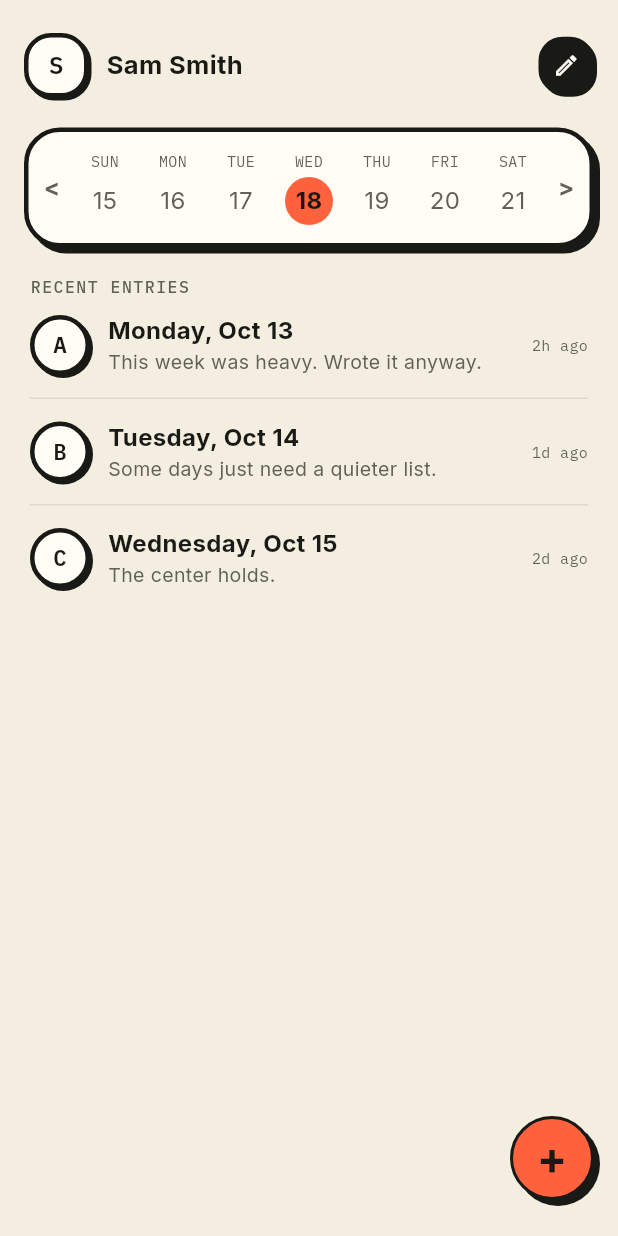
After one commit to Swift2007/Kyou, a Flutter app: the HomeDashboardScreen screen opened directly, on a phone screen of 412 x 824 dp. The commit adds this screen. Run offline on Flutter 3.47's test engine with Material 3 defaults, Android fonts, the phone set to English and light mode, and no system bars; our stand-ins replace dio, flutter_riverpod, flutter_svg, go_router, google_fonts, supabase_flutter; accounts and stored records are empty.

Commit message:
Created the homeScreen

```diff
--- a/frontend/lib/core/router.dart
+++ b/frontend/lib/core/router.dart
@@ -8,6 +8,7 @@ import '../features/auth/signup_screen.dart';
 import '../features/entries/entries_list_screen.dart';
 import '../features/entries/entry.dart';
 import '../features/entries/entry_editor_screen.dart';
+import '../features/home/home_dashboard_screen.dart';
 import '../features/onboarding/onboarding_flow_screen.dart';
 import '../features/welcome/journal_welcome_screen.dart';
 
@@ -30,7 +31,7 @@ final routerProvider = Provider<GoRouter>((ref) {
       // New accounts are routed to /onboarding after signup; keep /signup reachable
       // so that navigation can complete before/alongside auth-state refresh.
       if (isLoggedIn && (location == '/welcome' || location == '/login')) {
-        return '/entries';
+        return '/home';
       }
       return null;
     },
@@ -47,11 +48,12 @@ final routerProvider = Provider<GoRouter>((ref) {
       GoRoute(
         path: '/onboarding',
         builder: (context, state) => OnboardingFlowScreen(
-          onGetStarted: () => context.go('/entries'),
-          onSkipped: () => context.go('/entries'),
-          onFinished: () => context.go('/entries'),
+          onGetStarted: () => context.go('/home'),
+          onSkipped: () => context.go('/home'),
+          onFinished: () => context.go('/home'),
         ),
       ),
+      GoRoute(path: '/home', builder: (context, state) => const HomeDashboardScreen()),
       GoRoute(path: '/entries', builder: (context, state) => const EntriesListScreen()),
       GoRoute(
         path: '/entries/new',
--- /dev/null
+++ b/frontend/lib/features/home/home_dashboard_screen.dart
@@ -0,0 +1,554 @@
+// Responsibility: Renders the Home screen dashboard matching the OpenPencil Home UI prototype.
+import 'package:flutter/material.dart';
+import 'package:flutter_riverpod/flutter_riverpod.dart';
+import 'package:go_router/go_router.dart';
+import 'package:google_fonts/google_fonts.dart';
+
+import '../auth/auth_viewmodel.dart';
+
+class HomeDashboardScreen extends ConsumerWidget {
+  const HomeDashboardScreen({super.key});
+
+  static const _bg = Color(0xFFF3EEDF);
+  static const _ink = Color(0xFF191916);
+  static const _muted = Color(0xFF625F55);
+  static const _accent = Color(0xFFFF623C);
+
+  @override
+  Widget build(BuildContext context, WidgetRef ref) {
+    return Scaffold(
+      backgroundColor: _bg,
+      body: SafeArea(
+        bottom: false,
+        child: Stack(
+          children: [
+            Column(
+              children: [
+                const SizedBox(height: 12),
+                const _AppBar(),
+                const SizedBox(height: 10),
+                const _CalendarCard(),
+                const SizedBox(height: 18),
+                Padding(
+                  padding: const EdgeInsets.symmetric(horizontal: 20),
+                  child: Align(
+                    alignment: Alignment.centerLeft,
+                    child: Text(
+                      'RECENT ENTRIES',
+                      style: GoogleFonts.ibmPlexMono(
+                        fontSize: 11,
+                        fontWeight: FontWeight.w500,
+                        color: _muted,
+                        letterSpacing: 1,
+                      ),
+                    ),
+                  ),
+                ),
+                const SizedBox(height: 10),
+                const _EntryRow(
+                  initial: 'A',
+                  title: 'Monday, Oct 13',
+                  subtitle: 'This week was heavy. Wrote it anyway.',
+                  time: '2h ago',
+                ),
+                const _Divider(),
+                const _EntryRow(
+                  initial: 'B',
+                  title: 'Tuesday, Oct 14',
+                  subtitle: 'Some days just need a quieter list.',
+                  time: '1d ago',
+                ),
+                const _Divider(),
+                const _EntryRow(
+                  initial: 'C',
+                  title: 'Wednesday, Oct 15',
+                  subtitle: 'The center holds.',
+                  time: '2d ago',
+                ),
+                const Spacer(),
+              ],
+            ),
+            Positioned(
+              right: 16,
+              bottom: 24,
+              child: GestureDetector(
+                onTap: () => context.push('/entries/new'),
+                child: Container(
+                  width: 56,
+                  height: 56,
+                  decoration: BoxDecoration(
+                    color: _accent,
+                    shape: BoxShape.circle,
+                    boxShadow: const [
+                      BoxShadow(
+                        color: _ink,
+                        offset: Offset(4, 4),
+                        blurRadius: 0,
+                      ),
+                    ],
+                    border: Border.all(color: _ink, width: 2),
+                  ),
+                  child: Center(
+                    child: Text(
+                      '+',
+                      style: GoogleFonts.inter(
+                        fontSize: 30,
+                        fontWeight: FontWeight.w700,
+                        color: _ink,
+                        height: 1,
+                      ),
+                    ),
+                  ),
+                ),
+              ),
+            ),
+          ],
+        ),
+      ),
+    );
+  }
+}
+
+class _StatusBar extends StatelessWidget {
+  const _StatusBar();
+
+  @override
+  Widget build(BuildContext context) {
+    return Padding(
+      padding: const EdgeInsets.symmetric(horizontal: 28, vertical: 6),
+      child: Row(
+        children: [
+          Text(
+            '9:41',
+            style: GoogleFonts.inter(
+              fontSize: 15,
+              fontWeight: FontWeight.w600,
+              color: const Color(0xFF191916),
+            ),
+          ),
+          const Spacer(),
+          Row(
+            children: [
+              _StatusIcon(path: 'assets/icons/signal.png'),
+              const SizedBox(width: 5),
+              _StatusIcon(path: 'assets/icons/wifi.png'),
+              const SizedBox(width: 5),
+              _StatusIcon(path: 'assets/icons/battery.png'),
+            ],
+          ),
+        ],
+      ),
+    );
+  }
+}
+
+class _StatusIcon extends StatelessWidget {
+  const _StatusIcon({required this.path});
+  final String path;
+
+  @override
+  Widget build(BuildContext context) {
+    // Fallback to simple shapes if assets not present
+    return SizedBox(
+      width: 18,
+      height: 18,
+      child: CustomPaint(
+        painter: _DotPainter(),
+      ),
+    );
+  }
+}
+
+class _DotPainter extends CustomPainter {
+  @override
+  void paint(Canvas canvas, Size size) {
+    final paint = Paint()..color = const Color(0xFF191916);
+    canvas.drawRect(Rect.fromLTWH(2, 3, 2, 2), paint);
+    canvas.drawRect(Rect.fromLTWH(6, 2, 2, 3), paint);
+    canvas.drawRect(Rect.fromLTWH(10, 1, 2, 4), paint);
+    canvas.drawRect(Rect.fromLTWH(14, 0, 2, 5), paint);
+  }
+
+  @override
+  bool shouldRepaint(covariant CustomPainter oldDelegate) => false;
+}
+
+class _AppBar extends ConsumerWidget {
+  const _AppBar();
+
+  @override
+  Widget build(BuildContext context, WidgetRef ref) {
+    return Padding(
+      padding: const EdgeInsets.symmetric(horizontal: 16, vertical: 10),
+      child: Row(
+        children: [
+          Container(
+            width: 43,
+            height: 43,
+            decoration: BoxDecoration(
+              color: const Color(0xFFFFFDF5),
+              borderRadius: BorderRadius.circular(18),
+              border: Border.all(color: const Color(0xFF191916), width: 3),
+              boxShadow: const [
+                BoxShadow(
+                  color: Color(0xFF191916),
+                  offset: Offset(2, 2),
+                  blurRadius: 0,
+                ),
+              ],
+            ),
+            child: Center(
+              child: Text(
+                'S',
+                style: GoogleFonts.ibmPlexMono(
+                  fontSize: 16,
+                  fontWeight: FontWeight.w600,
+                  color: const Color(0xFF191916),
+                ),
+              ),
+            ),
+          ),
+          const SizedBox(width: 12),
+          Text(
+            'Sam Smith',
+            style: GoogleFonts.inter(
+              fontSize: 17,
+              fontWeight: FontWeight.w700,
+              color: const Color(0xFF191916),
+            ),
+          ),
+          const Spacer(),
+          GestureDetector(
+            onTap: () => ref.read(authViewModelProvider.notifier).signOut(),
+            child: Container(
+              width: 37,
+              height: 38,
+              decoration: BoxDecoration(
+                color: const Color(0xFF191916),
+                borderRadius: BorderRadius.circular(16),
+                border: Border.all(color: const Color(0xFF191916), width: 2),
+                boxShadow: const [
+                  BoxShadow(
+                    color: Color(0xFF191916),
+                    offset: Offset(2, 2),
+                    blurRadius: 0,
+                  ),
+                ],
+              ),
+              child: const Icon(Icons.edit_outlined,
+                  color: Color(0xFFFFFDF5), size: 18),
+            ),
+          ),
+        ],
+      ),
+    );
+  }
+}
+
+class _CalendarCard extends StatelessWidget {
+  const _CalendarCard();
+
+  @override
+  Widget build(BuildContext context) {
+    return Padding(
+      padding: const EdgeInsets.symmetric(horizontal: 16),
+      child: Container(
+        height: 80,
+        decoration: BoxDecoration(
+          color: const Color(0xFFFFFDF5),
+          borderRadius: BorderRadius.circular(24),
+          border: Border.all(color: const Color(0xFF191916), width: 3),
+          boxShadow: const [
+            BoxShadow(
+              color: Color(0xFF191916),
+              offset: Offset(4, 4),
+              blurRadius: 0,
+            ),
+          ],
+        ),
+        child: Stack(
+          children: [
+            Padding(
+              padding: const EdgeInsets.symmetric(horizontal: 30, vertical: 12),
+              child: Column(
+                mainAxisAlignment: MainAxisAlignment.spaceBetween,
+                children: [
+                  Row(
+                    mainAxisAlignment: MainAxisAlignment.spaceBetween,
+                    children: [
+                      for (final d in ['SUN', 'MON', 'TUE', 'WED', 'THU', 'FRI', 'SAT'])
+                        SizedBox(
+                          width: 42,
+                          child: Text(
+                            d,
+                            textAlign: TextAlign.center,
+                            style: GoogleFonts.ibmPlexMono(
+                              fontSize: 10,
+                              color: const Color(0xFF625F55),
+                            ),
+                          ),
+                        ),
+                    ],
+                  ),
+                  Row(
+                    mainAxisAlignment: MainAxisAlignment.spaceBetween,
+                    children: [
+                      _CalDay('15'),
+                      _CalDay('16'),
+                      _CalDay('17'),
+                      _CalDay('18', isToday: true),
+                      _CalDay('19'),
+                      _CalDay('20'),
+                      _CalDay('21'),
+                    ],
+                  ),
+                ],
+              ),
+            ),
+            Positioned(
+              left: 10,
+              right: 10,
+              top: 0,
+              bottom: 0,
+              child: Row(
+                mainAxisAlignment: MainAxisAlignment.spaceBetween,
+                children: [
+                  Text('<',
+                      style: GoogleFonts.inter(
+                          fontSize: 16,
+                          fontWeight: FontWeight.w700,
+                          color: const Color(0xFF625F55))),
+                  Text('>',
+                      style: GoogleFonts.inter(
+                          fontSize: 16,
+                          fontWeight: FontWeight.w700,
+                          color: const Color(0xFF625F55))),
+                ],
+              ),
+            ),
+          ],
+        ),
+      ),
+    );
+  }
+}
+
+class _CalDay extends StatelessWidget {
+  const _CalDay(this.day, {this.isToday = false});
+  final String day;
+  final bool isToday;
+
+  @override
+  Widget build(BuildContext context) {
+    if (isToday) {
+      return SizedBox(
+        width: 42,
+        height: 32,
+        child: Stack(
+          alignment: Alignment.center,
+          children: [
+            Container(
+              width: 32,
+              height: 32,
+              decoration: const BoxDecoration(
+                color: Color(0xFFFF623C),
+                shape: BoxShape.circle,
+              ),
+            ),
+            Text(
+              day,
+              style: GoogleFonts.inter(
+                fontSize: 16,
+                fontWeight: FontWeight.w700,
+                color: const Color(0xFF191916),
+              ),
+            ),
+          ],
+        ),
+      );
+    }
+    return SizedBox(
+      width: 42,
+      child: Text(
+        day,
+        textAlign: TextAlign.center,
+        style: GoogleFonts.inter(
+          fontSize: 16,
+          color: const Color(0xFF625F55),
+        ),
+      ),
+    );
+  }
+}
+
+class _EntryRow extends StatelessWidget {
+  const _EntryRow({
+    required this.initial,
+    required this.title,
+    required this.subtitle,
+    required this.time,
+  });
+  final String initial;
+  final String title;
+  final String subtitle;
+  final String time;
+
+  @override
+  Widget build(BuildContext context) {
+    return Padding(
+      padding: const EdgeInsets.symmetric(horizontal: 20),
+      child: Row(
+        children: [
+          Container(
+            width: 40,
+            height: 40,
+            decoration: BoxDecoration(
+              color: const Color(0xFFFFFDF5),
+              shape: BoxShape.circle,
+              border: Border.all(color: const Color(0xFF191916), width: 3),
+              boxShadow: const [
+                BoxShadow(
+                  color: Color(0xFF191916),
+                  offset: Offset(2, 2),
+                  blurRadius: 0,
+                ),
+              ],
+            ),
+            child: Center(
+              child: Text(
+                initial,
+                style: GoogleFonts.ibmPlexMono(
+                  fontSize: 15,
+                  fontWeight: FontWeight.w600,
+                  color: const Color(0xFF191916),
+                ),
+              ),
+            ),
+          ),
+          const SizedBox(width: 12),
+          Expanded(
+            child: Column(
+              crossAxisAlignment: CrossAxisAlignment.start,
+              children: [
+                Text(
+                  title,
+                  style: GoogleFonts.inter(
+                    fontSize: 16,
+                    fontWeight: FontWeight.w700,
+                    color: const Color(0xFF191916),
+                  ),
+                ),
+                Text(
+                  subtitle,
+                  maxLines: 1,
+                  overflow: TextOverflow.ellipsis,
+                  style: GoogleFonts.inter(
+                    fontSize: 13,
+                    color: const Color(0xFF625F55),
+                  ),
+                ),
+              ],
+            ),
+          ),
+          const SizedBox(width: 8),
+          Text(
+            time,
+            style: GoogleFonts.ibmPlexMono(
+              fontSize: 10,
+              color: const Color(0xFF625F55),
+            ),
+          ),
+        ],
+      ),
+    );
+  }
+}
+
+class _Divider extends StatelessWidget {
+  const _Divider();
+
+  @override
+  Widget build(BuildContext context) {
+    return Padding(
+      padding: const EdgeInsets.symmetric(horizontal: 20, vertical: 14),
+      child: Container(
+        height: 1,
+        color: const Color(0xFF191916).withOpacity(0.1),
+      ),
+    );
+  }
+}
+
+class _BottomNav extends StatelessWidget {
+  const _BottomNav();
+
+  @override
+  Widget build(BuildContext context) {
+    return Container(
+      height: 60,
+      decoration: const BoxDecoration(
+        color: Color(0xFFFFFDF5),
+        border: Border(
+          top: BorderSide(color: Color(0xFF191916), width: 1),
+        ),
+      ),
+      child: Row(
+        mainAxisAlignment: MainAxisAlignment.spaceAround,
+        children: [
+          GestureDetector(
+            onTap: () => context.go('/home'),
+            child: _NavItem(label: 'Home', active: true, icon: Icons.home_outlined),
+          ),
+          GestureDetector(
+            onTap: () => context.go('/entries'),
+            child: _NavItem(label: 'Insights', active: false, icon: Icons.bar_chart_outlined),
+          ),
+          GestureDetector(
+            onTap: () => context.go('/entries'),
+            child: _NavItem(label: 'Journal', active: false, icon: Icons.book_outlined),
+          ),
+          GestureDetector(
+            onTap: () => context.go('/entries'),
+            child: _NavItem(label: 'Profile', active: false, icon: Icons.person_outline),
+          ),
+        ],
+      ),
+    );
+  }
+}
+
+class _NavItem extends StatelessWidget {
+  const _NavItem({required this.label, required this.active, required this.icon});
+  final String label;
+  final bool active;
+  final IconData icon;
+
+  @override
+  Widget build(BuildContext context) {
+    return Column(
+      mainAxisAlignment: MainAxisAlignment.center,
+      children: [
+        if (active)
+          Container(
+            width: 6,
+            height: 6,
+            margin: const EdgeInsets.only(bottom: 2),
+            decoration: const BoxDecoration(
+              color: Color(0xFFFF623C),
+              shape: BoxShape.circle,
+            ),
+          )
+        else
+          const SizedBox(height: 8),
+        Icon(icon, size: 22, color: const Color(0xFF625F55)),
+        Text(
+          label,
+          style: GoogleFonts.inter(
+            fontSize: 13,
+            color: const Color(0xFF625F55),
+          ),
+        ),
+      ],
+    );
+  }
+}
--- a/frontend/pubspec.yaml
+++ b/frontend/pubspec.yaml
@@ -30,14 +30,14 @@ environment:
 dependencies:
   flutter:
     sdk: flutter
-
+  supabase_flutter: ^2.18.3 # Make sure to check the latest version on pub.dev
+  google_sign_in: ^6.2.1
   # The following adds the Cupertino Icons font to your application.
   # Use with the CupertinoIcons class for iOS style icons.
   cupertino_icons: ^1.0.8
   flutter_riverpod: ^3.4.3
   flutter_svg: ^2.0.17
   dio: ^5.11.1
-  supabase_flutter: ^2.18.3
   go_router: ^18.1.3
   google_fonts: ^6.2.1
 
```
Also changed, not shown: frontend/pubspec.lock, 1 other file.
